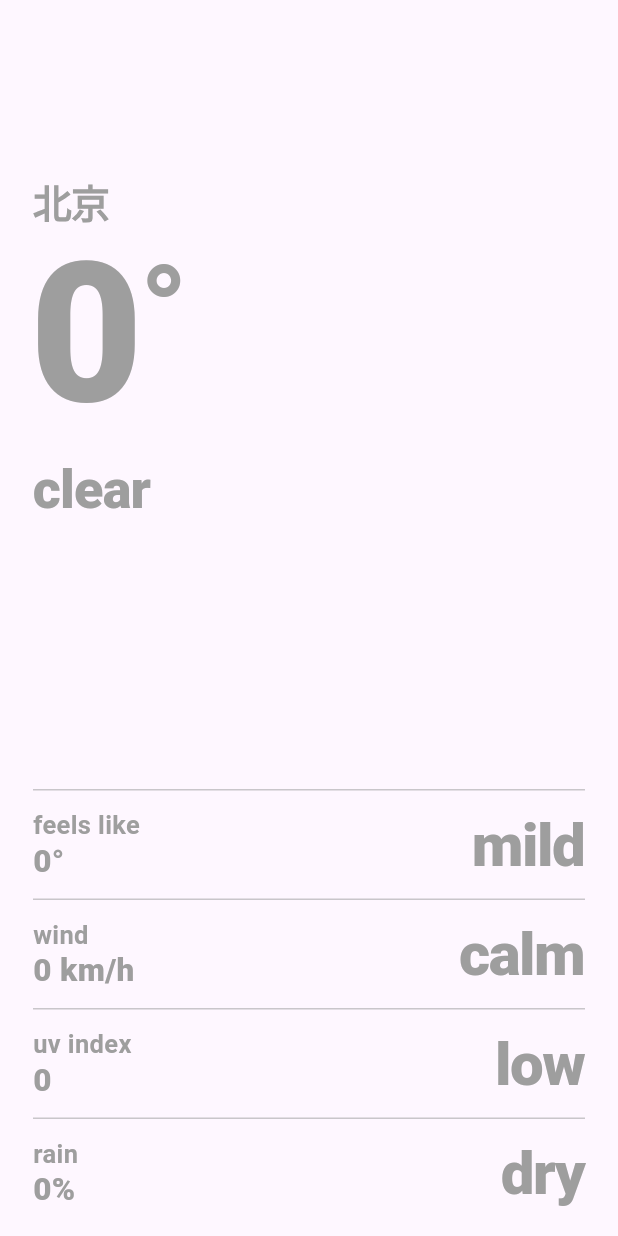
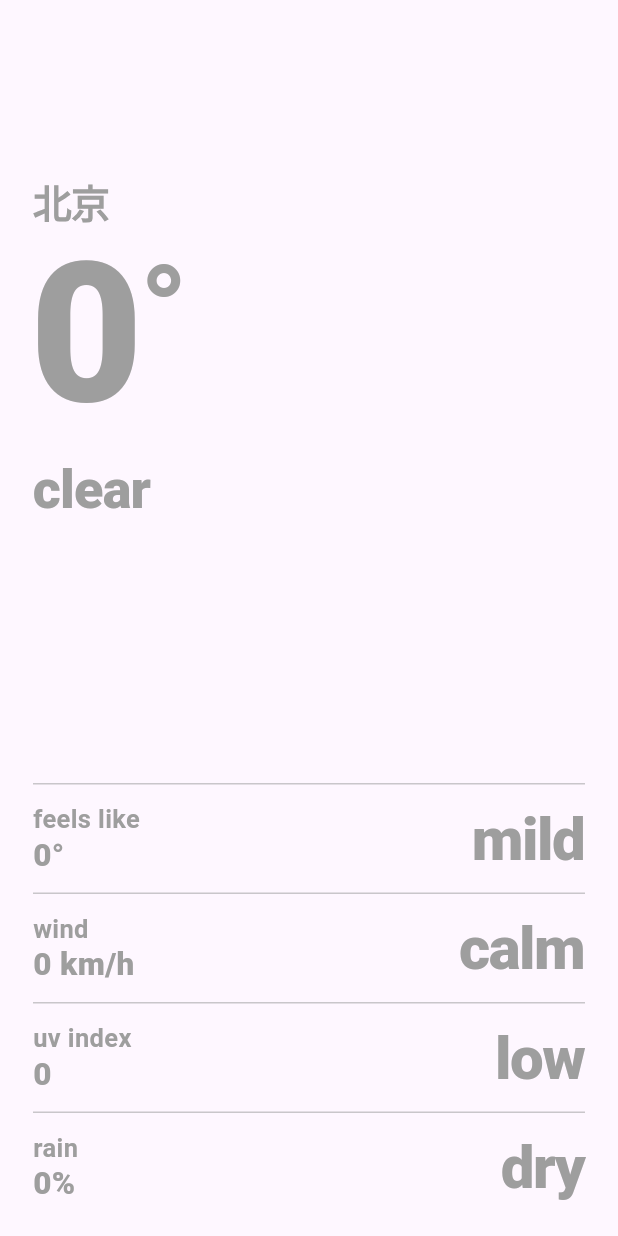
Before and after one commit to diredocks/Cloudless, a Flutter app: the TodayScreen widget shown alone on an empty page, opened directly with empty values, on a phone screen of 412 x 824 dp. Run offline on Flutter 3.47's test engine with Material 3 defaults, Android fonts, the phone set to English and light mode, and no system bars; our stand-ins replace shared_preferences; accounts and stored records are empty; generated files the repository leaves out were written again.

Commit message:
style: increase bottom spacing of rain metric on today screen

```diff
--- a/lib/screens/today_screen.dart
+++ b/lib/screens/today_screen.dart
@@ -68,7 +68,7 @@ class TodayScreen extends StatelessWidget {
           ),
           palette: palette,
         ),
-        const SizedBox(height: 6),
+        const SizedBox(height: 10),
       ],
     );
   }
```
